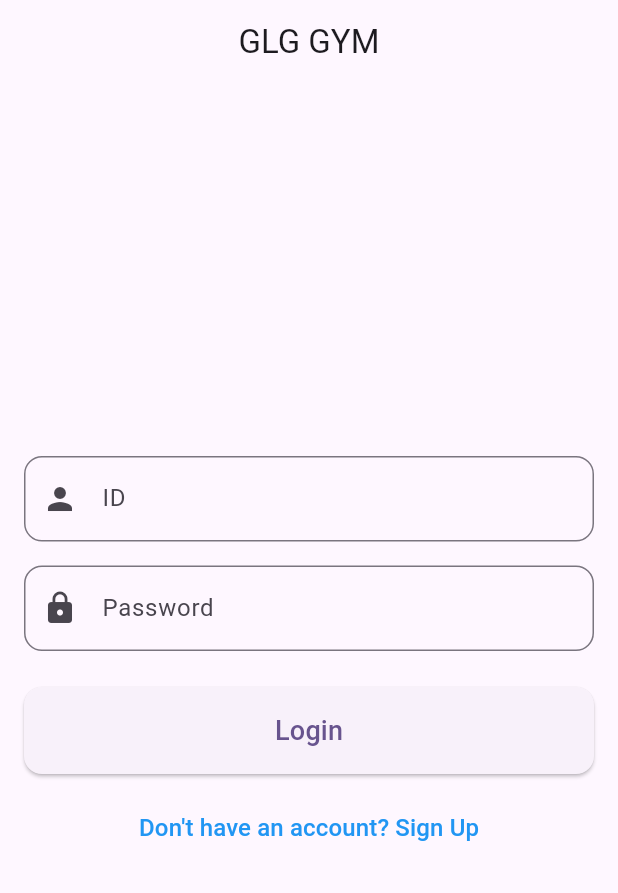
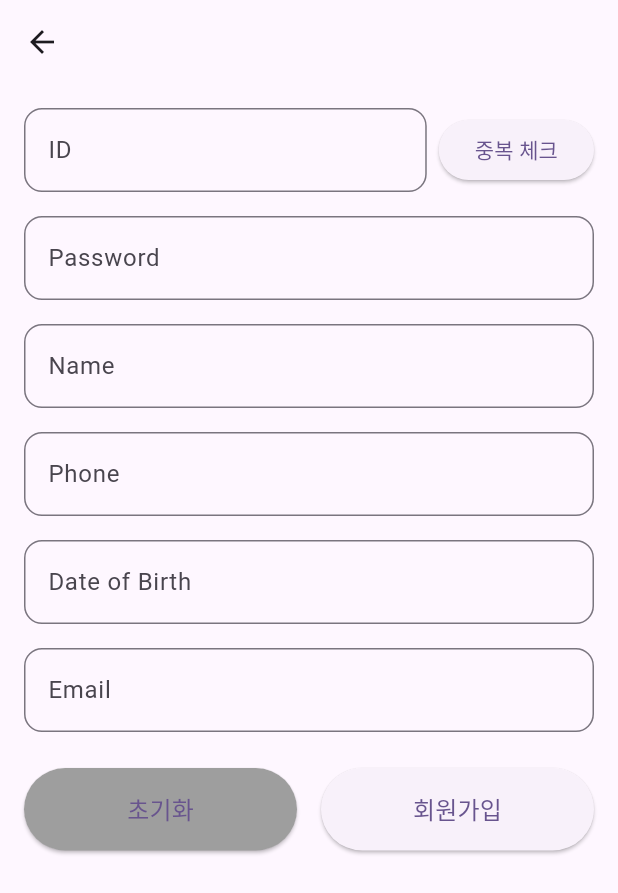
Before and after one commit to DongWoonKim/gym_schedule, a Flutter app: the screen it shows after launch, after a tap on "Don't have an account? Sign Up", on a phone screen of 412 x 824 dp. Shown: the top 893 px of the screen. Run offline on Flutter 3.47's test engine with Material 3 defaults, Android fonts, the phone set to English and light mode, and no system bars.

Commit message:
login/signup page

```diff
--- a/lib/main.dart
+++ b/lib/main.dart
@@ -1,5 +1,5 @@
 import 'package:flutter/material.dart';
-import 'package:gym_schedule/member/login.dart';
+import 'package:gym_schedule/member/log-in.dart';
 
 void main() {
   runApp(const MyApp());
@@ -17,7 +17,7 @@ class MyApp extends StatelessWidget {
         colorScheme: ColorScheme.fromSeed(seedColor: Colors.deepPurple),
         useMaterial3: true,
       ),
-      home: const LoginPage(),
+      home: const LogInPage(),
     );
   }
 }
--- a/lib/member/login.dart
+++ b/lib/member/log-in.dart
@@ -1,17 +1,18 @@
 
 import 'package:flutter/material.dart';
+import 'sign-up.dart';
 
-class LoginPage extends StatefulWidget {
-  const LoginPage({super.key});
+class LogInPage extends StatefulWidget {
+  const LogInPage({super.key});
 
   @override
   State<StatefulWidget> createState() {
     // TODO: implement createState
-    return _LoginPage();
+    return _LoginPageState();
   }
 }
 
-class _LoginPage extends State<LoginPage> {
+class _LoginPageState extends State<LogInPage> {
   // 입력 필드 컨트롤러
   final TextEditingController _idController = TextEditingController();
   final TextEditingController _pwController = TextEditingController();
@@ -86,7 +87,9 @@ class _LoginPage extends State<LoginPage> {
             TextButton(
               onPressed: () {
                 // 회원가입 페이지로 이동 로직 추가
-                print('Go to Sign Up Page');
+                Navigator.of(context).push(
+                    MaterialPageRoute( builder: (context) => const SignUpPage() )
+                );
               },
               child: const Text(
                 "Don't have an account? Sign Up",
--- /dev/null
+++ b/lib/member/sign-up.dart
@@ -0,0 +1,186 @@
+
+import 'package:flutter/material.dart';
+
+class SignUpPage extends StatefulWidget {
+  const SignUpPage({super.key});
+
+  @override
+  State<StatefulWidget> createState() {
+    // TODO: implement createState
+    return _SignUpPageState();
+  }
+}
+
+class _SignUpPageState extends State<SignUpPage> {
+  // 입력 필드 컨트롤러
+  final TextEditingController _idController = TextEditingController();
+  final TextEditingController _pwController = TextEditingController();
+  final TextEditingController _nameController = TextEditingController();
+  final TextEditingController _phoneController = TextEditingController();
+  final TextEditingController _dobController = TextEditingController();
+  final TextEditingController _emailController = TextEditingController();
+
+  void _resetFields() {
+    _idController.clear();
+    _pwController.clear();
+    _nameController.clear();
+    _phoneController.clear();
+    _dobController.clear();
+    _emailController.clear();
+    setState(() {});
+  }
+
+  @override
+  Widget build(BuildContext context) {
+    // TODO: implement build
+    return Scaffold(
+      appBar: AppBar(
+
+      ),
+      body: Padding(
+        padding: const EdgeInsets.all(16.0),
+          child: SingleChildScrollView(
+            child: Column(
+              crossAxisAlignment: CrossAxisAlignment.stretch,
+              children: [
+                // ID 입력 필드 + 중복 체크 버튼
+                Row(
+                  children: [
+                    Expanded(
+                      child: TextField(
+                        controller: _idController,
+                        decoration: InputDecoration(
+                          labelText: 'ID',
+                          hintText: 'Enter your ID',
+                          border: OutlineInputBorder(
+                            borderRadius: BorderRadius.circular(12),
+                          ),
+                        ),
+                      ),
+                    ),
+                    const SizedBox(width: 8),
+                    ElevatedButton(
+                      onPressed: () {
+                        // ID 중복 체크 로직 추가
+                        print("ID 중복 체크: ${_idController.text}");
+                      },
+                      child: const Text("중복 체크"),
+                    ),
+                  ],
+                ),
+                const SizedBox(height: 16),
+
+                // PW 입력 필드
+                TextField(
+                  controller: _pwController,
+                  decoration: InputDecoration(
+                    labelText: 'Password',
+                    hintText: 'Enter your password',
+                    border: OutlineInputBorder(
+                      borderRadius: BorderRadius.circular(12),
+                    ),
+                  ),
+                  obscureText: true,
+                ),
+                const SizedBox(height: 16),
+
+                // 이름 입력 필드
+                TextField(
+                  controller: _nameController,
+                  decoration: InputDecoration(
+                    labelText: 'Name',
+                    hintText: 'Enter your name',
+                    border: OutlineInputBorder(
+                      borderRadius: BorderRadius.circular(12),
+                    ),
+                  ),
+                ),
+                const SizedBox(height: 16),
+
+                // 연락처 입력 필드
+                TextField(
+                  controller: _phoneController,
+                  decoration: InputDecoration(
+                    labelText: 'Phone',
+                    hintText: 'Enter your phone number',
+                    border: OutlineInputBorder(
+                      borderRadius: BorderRadius.circular(12),
+                    ),
+                  ),
+                  keyboardType: TextInputType.phone,
+                ),
+                const SizedBox(height: 16),
+
+                // 생년월일 입력 필드
+                TextField(
+                  controller: _dobController,
+                  decoration: InputDecoration(
+                    labelText: 'Date of Birth',
+                    hintText: 'YYYY-MM-DD',
+                    border: OutlineInputBorder(
+                      borderRadius: BorderRadius.circular(12),
+                    ),
+                  ),
+                  keyboardType: TextInputType.datetime,
+                ),
+                const SizedBox(height: 16),
+
+                // 이메일 입력 필드
+                TextField(
+                  controller: _emailController,
+                  decoration: InputDecoration(
+                    labelText: 'Email',
+                    hintText: 'Enter your email',
+                    border: OutlineInputBorder(
+                      borderRadius: BorderRadius.circular(12),
+                    ),
+                  ),
+                  keyboardType: TextInputType.emailAddress,
+                ),
+                const SizedBox(height: 24),
+
+                // 초기화 버튼 + 회원가입 버튼 (같은 열)
+                Row(
+                  mainAxisAlignment: MainAxisAlignment.spaceBetween,
+                  children: [
+                    Expanded(
+                      child: ElevatedButton(
+                        onPressed: _resetFields, // 필드 초기화
+                        style: ElevatedButton.styleFrom(
+                          backgroundColor: Colors.grey,
+                          padding: const EdgeInsets.symmetric(vertical: 16),
+                        ),
+                        child: const Text('초기화', style: TextStyle(fontSize: 16)),
+                      ),
+                    ),
+                    const SizedBox(width: 16),
+
+                    Expanded(
+                      child: ElevatedButton(
+                        onPressed: () {
+                          // 회원가입 처리 로직 추가
+                          print("회원가입 실행");
+                          print("ID: ${_idController.text}");
+                          print("Password: ${_pwController.text}");
+                          print("Name: ${_nameController.text}");
+                          print("Phone: ${_phoneController.text}");
+                          print("DOB: ${_dobController.text}");
+                          print("Email: ${_emailController.text}");
+                        },
+                        style: ElevatedButton.styleFrom(
+                          padding: const EdgeInsets.symmetric(vertical: 16),
+                        ),
+                        child: const Text('회원가입', style: TextStyle(fontSize: 16))
+                      )
+                    )
+                  ]
+                )
+
+              ]
+            )
+          )
+      ),
+    );
+
+  }
+}
```
